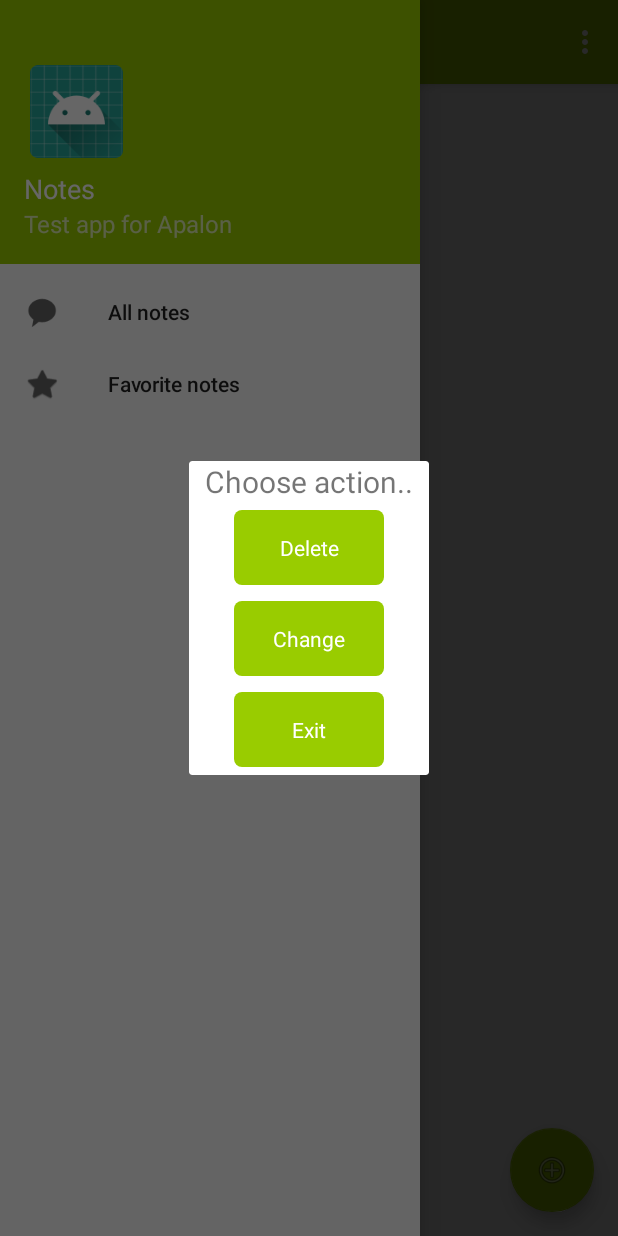
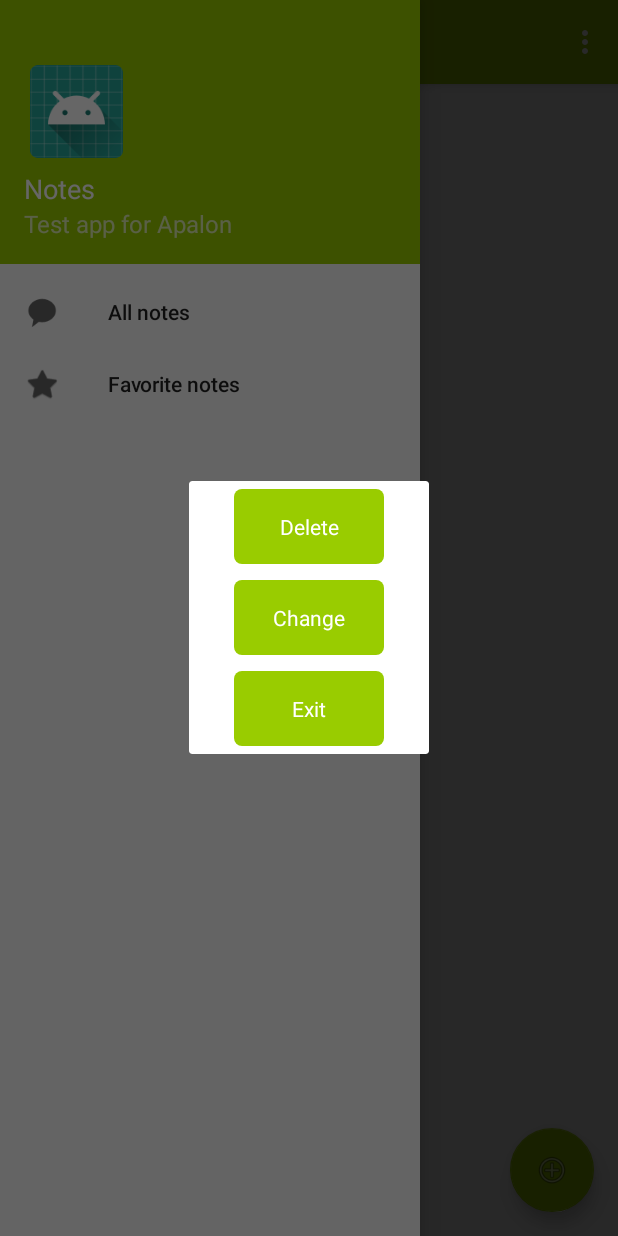
Before and after one commit to PashaJavaProgrammist/Notes, an Android app: the fragment DelOrChangeDialog placed in its activity, with the side drawer open, on a phone screen of 412 x 824 dp. Run offline under Robolectric (Android 15) with nearby library versions, the phone set to English and light mode, and no system bars; libraries missing offline, so code that uses them is left out: com.raizlabs.android; 1 statement that could not run was skipped.

Commit message:
bug fixed

```diff
--- a/app/src/main/res/layout/fragment_del_change_dialog.xml
+++ b/app/src/main/res/layout/fragment_del_change_dialog.xml
@@ -3,15 +3,6 @@
     android:layout_width="wrap_content"
     android:layout_height="wrap_content"
     android:orientation="vertical">
-
-
-    <TextView
-        android:layout_width="match_parent"
-        android:layout_height="wrap_content"
-        android:layout_gravity="center"
-        android:gravity="center"
-        android:textSize="20dp"
-        android:text="@string/choose_action"/>
 
     <TextView
         android:id="@+id/tvDelete"
```
